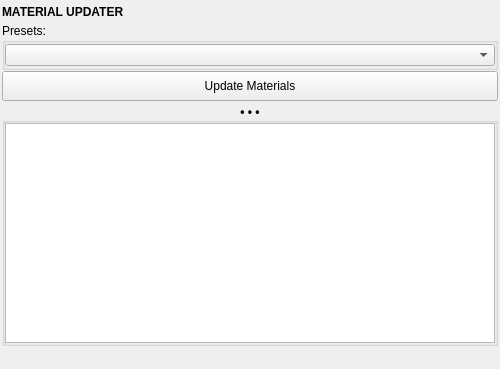
First picture: the form in blendertk/mat_utils/mat_updater.ui, repository m3trik/blendertk, before the edit.
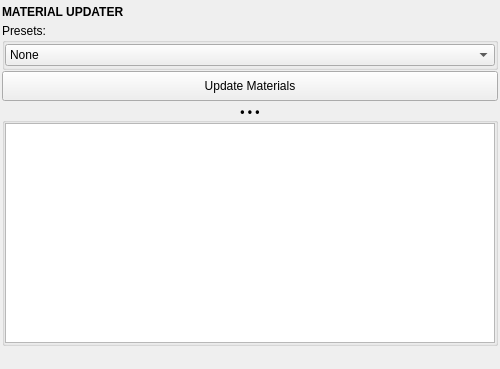
Second picture: the form after the edit. Custom widgets are drawn as their Qt base class.

```diff
--- a/blendertk/mat_utils/mat_updater.ui
+++ b/blendertk/mat_utils/mat_updater.ui
@@ -19,7 +19,7 @@
   <widget class="QWidget" name="central_widget">
    <property name="minimumSize">
     <size>
-     <width>340</width>
+     <width>500</width>
      <height>0</height>
     </size>
    </property>
@@ -89,6 +89,11 @@
            <property name="toolTip">
             <string>Workflow preset (resize / convert / pack options). Fine-tune individual options in the header menu (▸).</string>
            </property>
+           <item>
+            <property name="text">
+             <string>None</string>
+            </property>
+           </item>
           </widget>
          </item>
         </layout>
```
Left out of the diff: 5 changed lines with no effect on the pictures.
